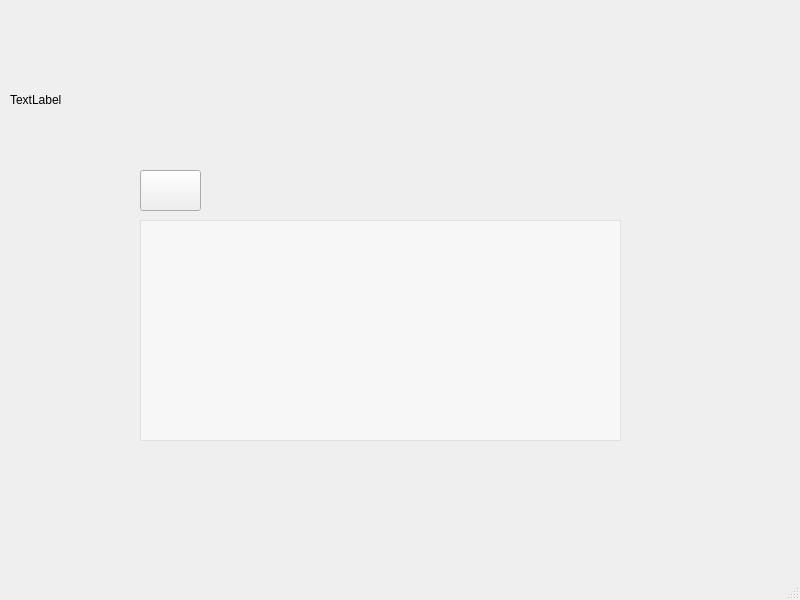
DianaMatei11/ProjectModernCPP---Triviador, file GUI/Start-intermediar/mainscreen.ui: the form before one commit.
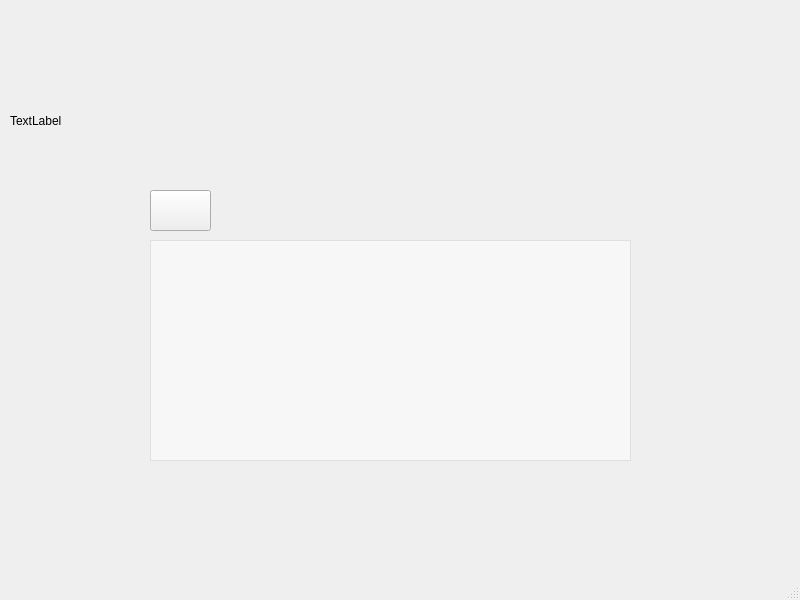
The form after the commit. Icons and pictures are not drawn.

```diff
--- a/GUI/Start-intermediar/mainscreen.ui
+++ b/GUI/Start-intermediar/mainscreen.ui
@@ -96,8 +96,8 @@
      <widget class="QPushButton" name="back">
       <property name="geometry">
        <rect>
-        <x>140</x>
-        <y>170</y>
+        <x>150</x>
+        <y>190</y>
         <width>61</width>
         <height>41</height>
        </rect>
@@ -113,7 +113,7 @@
       <property name="geometry">
        <rect>
         <x>10</x>
-        <y>39</y>
+        <y>60</y>
         <width>751</width>
         <height>121</height>
        </rect>
@@ -125,8 +125,8 @@
      <widget class="QTextBrowser" name="stats">
       <property name="geometry">
        <rect>
-        <x>140</x>
-        <y>220</y>
+        <x>150</x>
+        <y>240</y>
         <width>481</width>
         <height>221</height>
        </rect>
```
Left out of the diff: 3 changed lines with no effect on the pictures.
